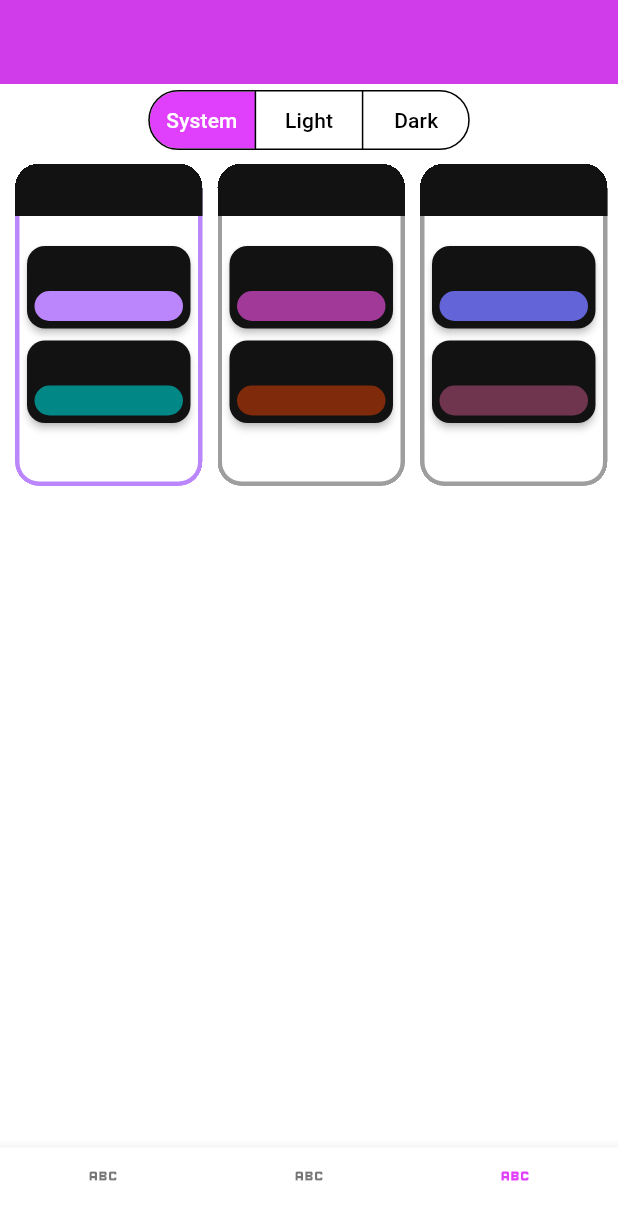
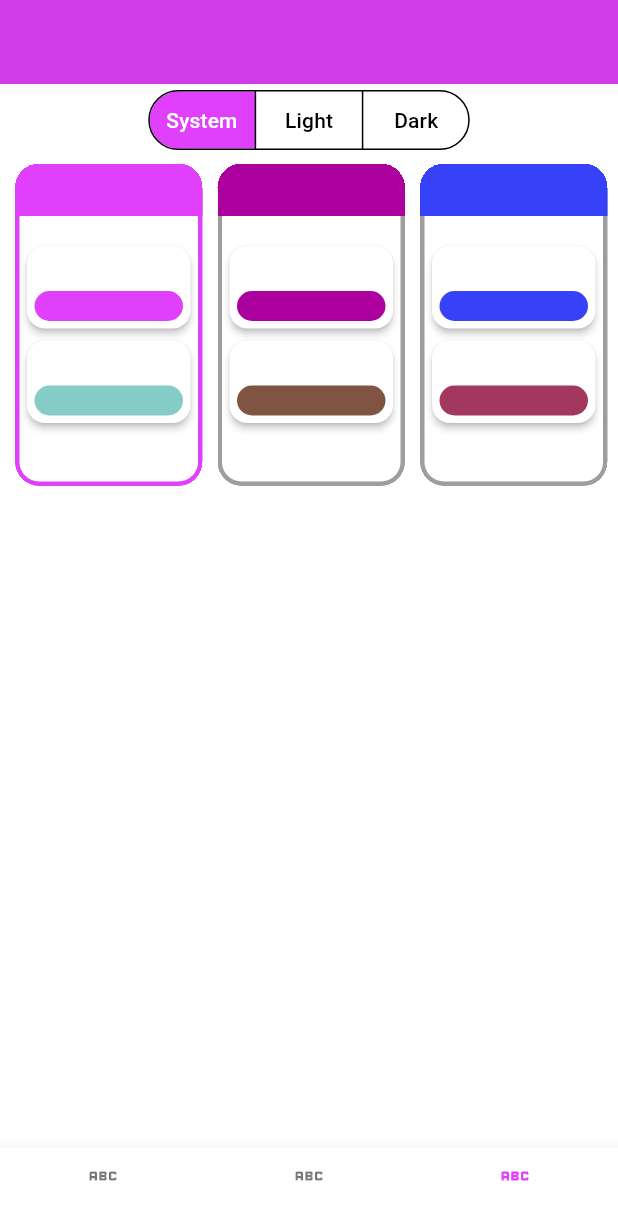
Before and after one commit to App-Elevate/AUT.aplikace-legacy, a Flutter app: the screen it shows after launch, item 3 of the bottom bar chosen, on a phone screen of 412 x 824 dp. Shown: the top 1220 px of the screen. Run offline on Flutter 3.47's test engine with Material 3 defaults, Android fonts, the phone set to English and light mode, and no system bars; our stand-ins replace awesome_notifications, device_info_plus, dio, firebase_analytics, firebase_core, firebase_crashlytics and 12 more; missing offline and left inert: background_fetch, canteenlib, install_plugin, markdown; accounts and stored records are empty; network calls fail; statements that could not run were skipped; project files that could hold a hidden picture were left out.

Commit message:
fix theme style tiles not adapting to theme mode

```diff
--- a/lib/shared_widgets/settings/theme_style_picker.dart
+++ b/lib/shared_widgets/settings/theme_style_picker.dart
@@ -19,7 +19,9 @@ class ThemeStylePicker extends StatelessWidget {
             padding: const EdgeInsets.all(5),
             itemCount: ThemeStyle.values.length,
             itemBuilder: (context, index) {
-              final theme = Themes.getTheme(ThemeStyle.values[index], isPureBlack: userPreferences.isPureBlack);
+              final bool isBright = MediaQuery.platformBrightnessOf(context) == Brightness.light || userPreferences.themeMode == ThemeMode.light;
+              final ThemeData theme = Themes.getTheme(ThemeStyle.values[index], isPureBlack: isBright ? null : userPreferences.isPureBlack);
+
               return Theme(
                 data: theme,
                 child: Padding(
```
